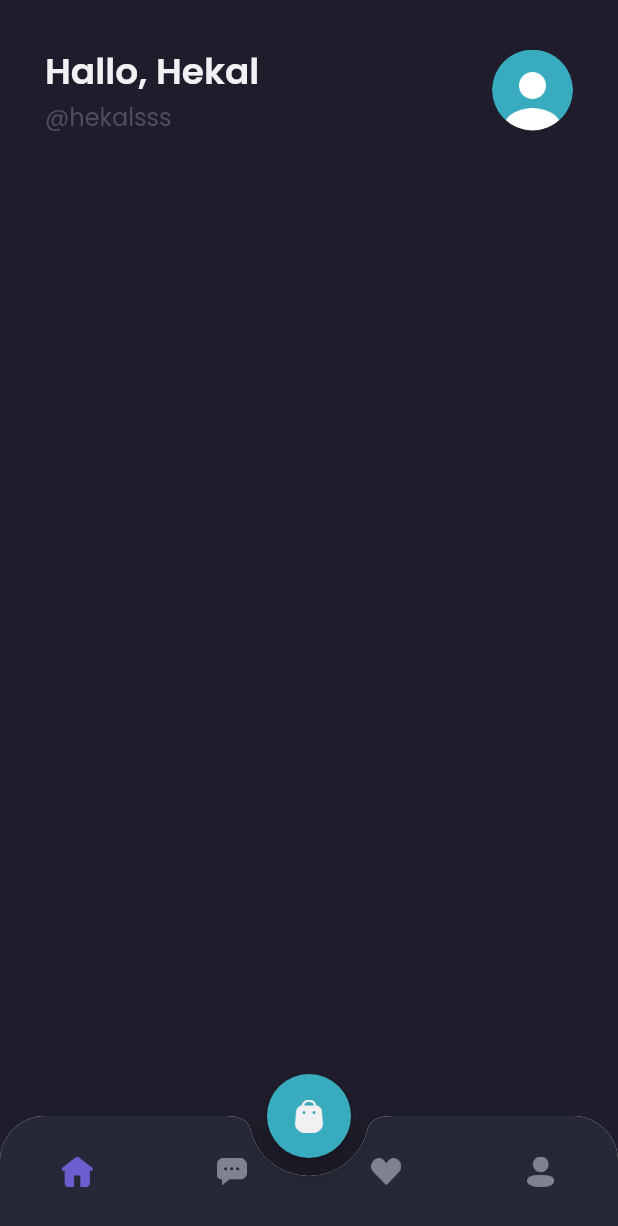
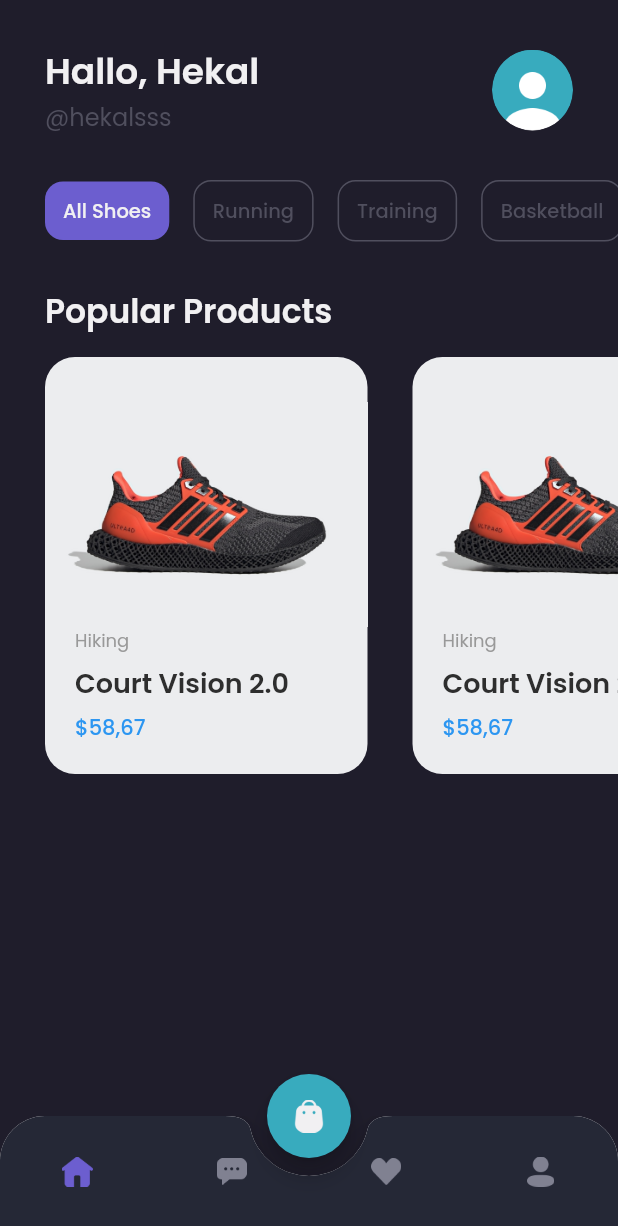
Before and after one commit to Chairilashar99/Flutter-Shamo, a Flutter app: the MainPage screen opened by its route, on a phone screen of 412 x 824 dp. Shown: the top 1226 px of the screen. Run offline on Flutter 3.47's test engine with Material 2 defaults, Android fonts, the phone set to English and light mode, and no system bars; our stand-ins replace google_fonts.

Commit message:
profuct card

```diff
--- a/lib/pages/home/home_page.dart
+++ b/lib/pages/home/home_page.dart
@@ -1,5 +1,6 @@
 import 'package:flutter/material.dart';
 import 'package:shamo/theme.dart';
+import 'package:shamo/widgets/product_card.dart';
 
 class HomePage extends StatelessWidget {
   const HomePage({super.key});
@@ -53,9 +54,181 @@ class HomePage extends StatelessWidget {
       );
     }
 
+    //WIDGET CATEGORIES
+    Widget categories() {
+      return Container(
+        margin: EdgeInsets.only(
+          top: defaultMargin,
+        ),
+        child: SingleChildScrollView(
+          scrollDirection: Axis.horizontal,
+          child: Row(
+            children: [
+              SizedBox(
+                width: defaultMargin,
+              ),
+              Container(
+                padding: EdgeInsets.symmetric(
+                  horizontal: 12,
+                  vertical: 10,
+                ),
+                margin: EdgeInsets.only(
+                  right: 16,
+                ),
+                decoration: BoxDecoration(
+                  borderRadius: BorderRadius.circular(12),
+                  color: primaryColor,
+                ),
+                child: Text(
+                  'All Shoes',
+                  style: primaryTextStyle.copyWith(
+                    fontSize: 13,
+                    fontWeight: medium,
+                  ),
+                ),
+              ),
+              Container(
+                padding: EdgeInsets.symmetric(
+                  horizontal: 12,
+                  vertical: 10,
+                ),
+                margin: EdgeInsets.only(
+                  right: 16,
+                ),
+                decoration: BoxDecoration(
+                  borderRadius: BorderRadius.circular(12),
+                  border: Border.all(
+                    color: subtitleColor,
+                  ),
+                  color: transparentColor,
+                ),
+                child: Text(
+                  'Running',
+                  style: subtitleTextStyle.copyWith(
+                    fontSize: 13,
+                    fontWeight: medium,
+                  ),
+                ),
+              ),
+              Container(
+                padding: EdgeInsets.symmetric(
+                  horizontal: 12,
+                  vertical: 10,
+                ),
+                margin: EdgeInsets.only(
+                  right: 16,
+                ),
+                decoration: BoxDecoration(
+                  borderRadius: BorderRadius.circular(12),
+                  border: Border.all(
+                    color: subtitleColor,
+                  ),
+                  color: transparentColor,
+                ),
+                child: Text(
+                  'Training',
+                  style: subtitleTextStyle.copyWith(
+                    fontSize: 13,
+                    fontWeight: medium,
+                  ),
+                ),
+              ),
+              Container(
+                padding: EdgeInsets.symmetric(
+                  horizontal: 12,
+                  vertical: 10,
+                ),
+                margin: EdgeInsets.only(
+                  right: 16,
+                ),
+                decoration: BoxDecoration(
+                  borderRadius: BorderRadius.circular(12),
+                  border: Border.all(
+                    color: subtitleColor,
+                  ),
+                  color: transparentColor,
+                ),
+                child: Text(
+                  'Basketball',
+                  style: subtitleTextStyle.copyWith(
+                    fontSize: 13,
+                    fontWeight: medium,
+                  ),
+                ),
+              ),
+              Container(
+                padding: EdgeInsets.symmetric(
+                  horizontal: 12,
+                  vertical: 10,
+                ),
+                margin: EdgeInsets.only(
+                  right: 16,
+                ),
+                decoration: BoxDecoration(
+                  borderRadius: BorderRadius.circular(12),
+                  border: Border.all(
+                    color: subtitleColor,
+                  ),
+                  color: transparentColor,
+                ),
+                child: Text(
+                  'Hiking',
+                  style: subtitleTextStyle.copyWith(
+                    fontSize: 13,
+                    fontWeight: medium,
+                  ),
+                ),
+              ),
+            ],
+          ),
+        ),
+      );
+    }
+
+    //WIDGET POPULAR PRODUCTS TITLE
+    Widget popularProductsTitle() {
+      return Container(
+        margin: EdgeInsets.only(
+          top: defaultMargin,
+          left: defaultMargin,
+          right: defaultMargin,
+        ),
+        child: Text(
+          'Popular Products',
+          style: primaryTextStyle.copyWith(fontSize: 22, fontWeight: semiBold),
+        ),
+      );
+    }
+
+    Widget popularProducts() {
+      return Container(
+        margin: EdgeInsets.only(top: 14),
+        child: SingleChildScrollView(
+          scrollDirection: Axis.horizontal,
+          child: Row(
+            children: [
+              SizedBox(
+                width: defaultMargin,
+              ),
+              Row(
+                children: [
+                  ProductCard(),
+                  ProductCard(),
+                  ProductCard(),
+                ],
+              ),
+            ],
+          ),
+        ),
+      );
+    }
+
     return ListView(
       children: [
         header(),
+        categories(),
+        popularProductsTitle(),
+        popularProducts(),
       ],
     );
   }
--- /dev/null
+++ b/lib/widgets/product_card.dart
@@ -0,0 +1,72 @@
+import 'package:flutter/material.dart';
+import 'package:shamo/theme.dart';
+
+class ProductCard extends StatelessWidget {
+  const ProductCard({super.key});
+
+  @override
+  Widget build(BuildContext context) {
+    return Container(
+      width: 215,
+      height: 278,
+      margin: EdgeInsets.only(
+        right: defaultMargin,
+      ),
+      decoration: BoxDecoration(
+        borderRadius: BorderRadius.circular(20),
+        color: Color(0xffECEDEF),
+      ),
+      child: Column(
+        crossAxisAlignment: CrossAxisAlignment.start,
+        children: [
+          SizedBox(
+            height: 30,
+          ),
+          Image.asset(
+            'assets/image_shoes.png',
+            width: 215,
+            height: 150,
+            fit: BoxFit.cover,
+          ),
+          Container(
+            margin: EdgeInsets.symmetric(
+              horizontal: 20,
+            ),
+            child: Column(
+              crossAxisAlignment: CrossAxisAlignment.start,
+              children: [
+                Text(
+                  'Hiking',
+                  style: secondaryTextStyle.copyWith(
+                    fontSize: 12,
+                  ),
+                ),
+                SizedBox(
+                  height: 6,
+                ),
+                Text(
+                  'Court Vision 2.0',
+                  style: blackTextStyle.copyWith(
+                    fontSize: 18,
+                    fontWeight: semiBold,
+                  ),
+                  overflow: TextOverflow.ellipsis,
+                ),
+                SizedBox(
+                  height: 6,
+                ),
+                Text(
+                  '\$58,67',
+                  style: priceTextStyle.copyWith(
+                    fontSize: 14,
+                    fontWeight: medium,
+                  ),
+                ),
+              ],
+            ),
+          ),
+        ],
+      ),
+    );
+  }
+}
```
